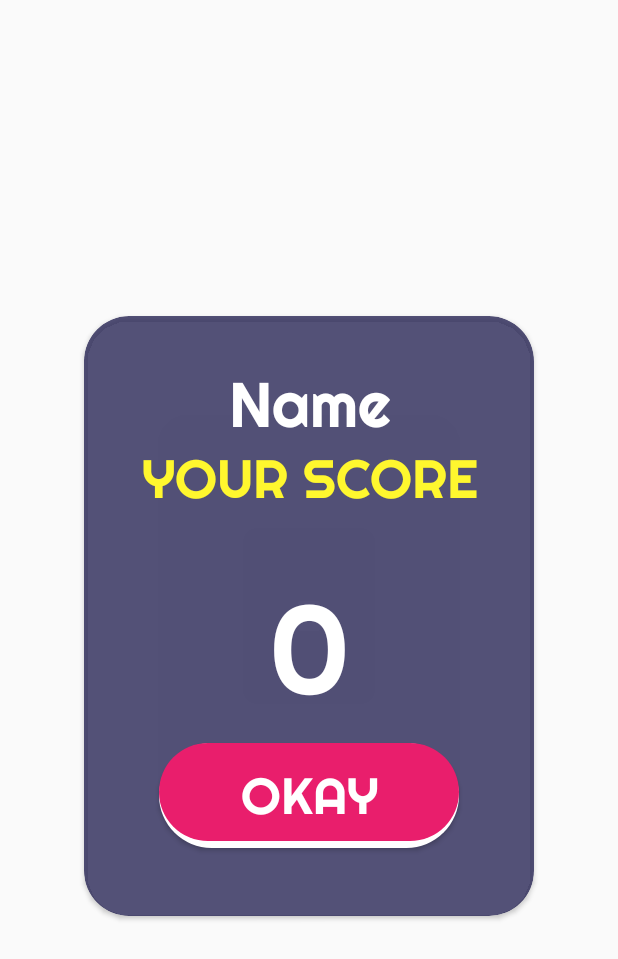
After one commit to ghiedoc/Mathsteroids, an Android app: the layout high_score_pop.xml on its own in the app's theme, with its tools: preview values and no code run, on a phone screen of 412 x 824 dp. The commit adds this screen. Shown: the top 959 px of the screen. Run offline under Robolectric (Android 15) with nearby library versions, the phone set to English and light mode, and no system bars.

Commit message:
enter name dialog

```diff
--- /dev/null
+++ b/app/src/main/res/layout/high_score_pop.xml
@@ -0,0 +1,80 @@
+<?xml version="1.0" encoding="utf-8"?>
+<android.support.constraint.ConstraintLayout xmlns:android="http://schemas.android.com/apk/res/android"
+    xmlns:tools="http://schemas.android.com/tools"
+    android:layout_width="match_parent"
+    android:layout_height="match_parent"
+    xmlns:app="http://schemas.android.com/apk/res-auto">
+
+    <android.support.v7.widget.CardView
+        android:layout_width="300dp"
+        android:layout_height="400dp"
+        android:layout_marginBottom="8dp"
+        android:layout_marginEnd="8dp"
+        android:layout_marginStart="8dp"
+        android:layout_marginTop="8dp"
+        app:cardBackgroundColor="@color/transparent"
+        app:cardCornerRadius="30dp"
+        app:layout_constraintBottom_toBottomOf="parent"
+        app:layout_constraintEnd_toEndOf="parent"
+        app:layout_constraintStart_toStartOf="parent"
+        app:layout_constraintTop_toTopOf="parent"
+        app:layout_constraintVertical_bias="0.496">
+
+        <RelativeLayout
+            android:layout_width="match_parent"
+            android:layout_height="match_parent">
+
+            <TextView
+                android:id="@+id/tvName"
+                android:layout_width="match_parent"
+                android:layout_height="wrap_content"
+                android:layout_alignParentStart="true"
+                android:layout_alignParentTop="true"
+                android:layout_marginTop="32dp"
+                android:fontFamily="@font/righteous_regular"
+                android:gravity="center_horizontal"
+                android:text="Name"
+                android:textColor="@color/white"
+                android:textSize="42sp" />
+
+            <TextView
+                android:layout_width="match_parent"
+                android:layout_height="wrap_content"
+                android:layout_alignParentStart="true"
+                android:layout_below="@+id/tvName"
+                android:fontFamily="@font/righteous_regular"
+                android:gravity="center_horizontal"
+                android:text="YOUR SCORE"
+                android:textColor="@color/brightYellow"
+                android:textSize="36sp" />
+
+            <TextView
+                android:id="@+id/tvScore"
+                android:layout_width="match_parent"
+                android:layout_height="wrap_content"
+                android:layout_alignParentBottom="true"
+                android:layout_alignParentStart="true"
+                android:layout_marginBottom="126dp"
+                android:fontFamily="@font/righteous_regular"
+                android:gravity="center_horizontal"
+                android:text="0"
+                android:textColor="@color/white"
+                android:textSize="84sp" />
+
+            <Button
+                android:layout_width="200dp"
+                android:layout_height="70dp"
+                android:text="Okay"
+                android:fontFamily="@font/righteous_regular"
+                android:textColor="@color/white"
+                android:textSize="34sp"
+                android:background="@drawable/play_button"
+                android:layout_alignParentBottom="true"
+                android:layout_centerHorizontal="true"
+                android:layout_marginBottom="45dp" />
+
+        </RelativeLayout>
+
+    </android.support.v7.widget.CardView>
+
+</android.support.constraint.ConstraintLayout>
```
Also changed, not shown: app/src/main/java/com/appdev/kez/mathsteroids/GameActivity.java (+36 -18 lines).
